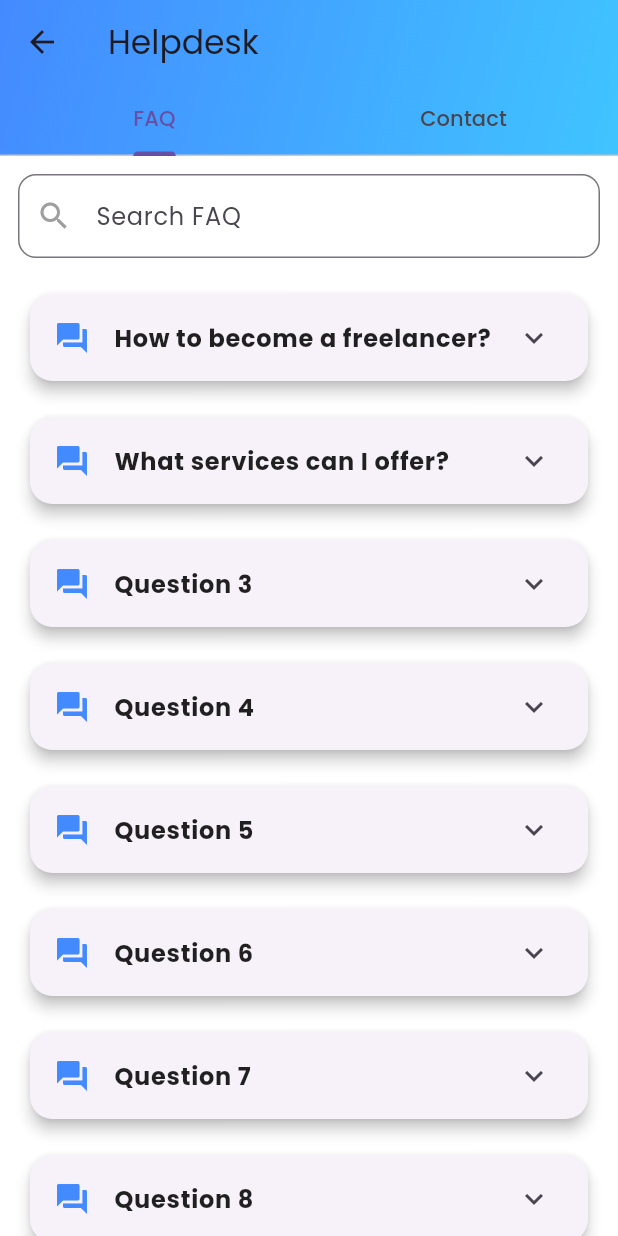
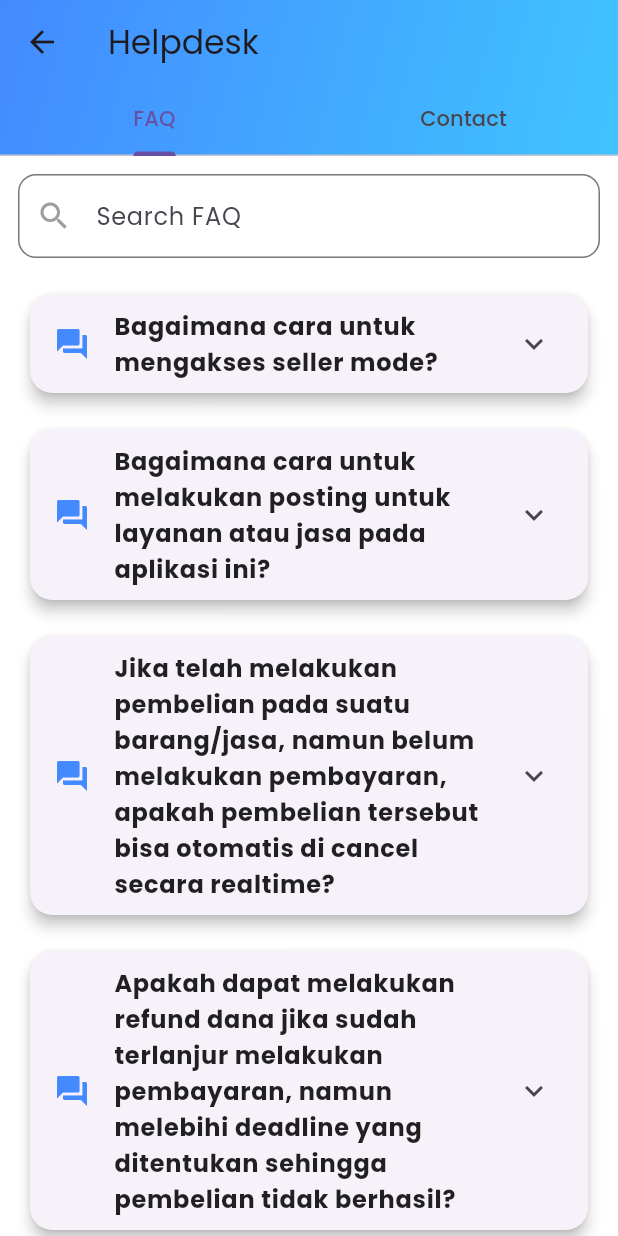
Before and after one commit to SeanAlden/freelancer-app-clone, a Flutter app: the FaqPage screen opened directly, on a phone screen of 412 x 824 dp. Run offline on Flutter 3.47's test engine with Material 3 defaults, Android fonts, the light colour scheme and no system bars; our stand-ins replace carousel_slider, dio, dropdown_button2, expandable_text, file_picker, flutter_countdown_timer and 15 more; missing offline and left inert: contentsize_tabbarview, google_maps_flutter_android, google_maps_flutter_platform_interface, map_location_picker, midtrans_sdk, omni_datetime_picker and 2 more; accounts and stored records are empty; network calls fail.

Commit message:
Week 10 Magang

```diff
--- a/lib/views/User/home_page.dart
+++ b/lib/views/User/home_page.dart
@@ -1519,54 +1519,24 @@ class FAQListView extends StatefulWidget {
 class _FAQListViewState extends State<FAQListView> {
   final List<Map<String, String>> faqData = [
     {
-      'question': 'How to become a freelancer?',
-      'answer':
-          'You can sign up on our platform and start applying for projects.',
+      'question': 'Bagaimana cara untuk mengakses seller mode?',
+      'answer': 'Menuju ke halaman profil, setelah itu menekan tombol seller mode. Jika sudah menekan tombol seller mode, lalu isikan data diri dengan mengikuti perintah pada tiap bagian.'
     },
     {
-      'question': 'What services can I offer?',
-      'answer':
-          'You can offer any services related to your skills such as writing, design, etc.',
+      'question': 'Bagaimana cara untuk melakukan posting untuk layanan atau jasa pada aplikasi ini?',
+      'answer': 'Setelah mengubah mode akun menjadi seller mode, Anda dapat melakukan posting jasa / layanan dengan menekan tombol "Add New Services".'
     },
     {
-      'question': 'Question 3',
-      'answer': 'Answer 3'
+      'question': 'Jika telah melakukan pembelian pada suatu barang/jasa, namun belum melakukan pembayaran, apakah pembelian tersebut bisa otomatis di cancel secara realtime?',
+      'answer': 'Iya, pembelian tersebut akan secara otomatis dibatalkan secara langsung jika pembayaran tidak dilakukan atau terlambat dilakukan.'
     },
     {
-      'question': 'Question 4',
-      'answer': 'Answer 4'
+      'question': 'Apakah dapat melakukan refund dana jika sudah terlanjur melakukan pembayaran, namun melebihi deadline yang ditentukan sehingga pembelian tidak berhasil?',
+      'answer': 'Fitur tersebut sedang dalam proses pengerjaan.'
     },
     {
-      'question': 'Question 5',
-      'answer': 'Answer 5'
-    },
-    {
-      'question': 'Question 6',
-      'answer': 'Answer 6'
-    },
-    {
-      'question': 'Question 7',
-      'answer': 'Answer 7'
-    },
-    {
-      'question': 'Question 8',
-      'answer': 'Answer 8'
-    },
-    {
-      'question': 'Question 9',
-      'answer': 'Answer 9'
-    },
-    {
-      'question': 'Question 10',
-      'answer': 'Answer 10'
-    },
-    {
-      'question': 'Question 11',
-      'answer': 'Answer 11'
-    },
-    {
-      'question': 'Question 12',
-      'answer': 'Answer 12'
+      'question': 'Bagaimana cara untuk melihat detail dari setiap list berita?',
+      'answer': 'Dengan menekan gambar berita yang dituju, maka Anda akan menuju pada halaman detail, dan Anda dapat membuka halaman web/url dengan menekan tombol "Read Full Article".'
     },
   ];
 
@@ -1658,13 +1628,11 @@ class _ContactListViewState extends State<ContactListView> {
     {
       'type': 'WhatsApp',
       'info': '+1234567890 (Freelancer Support)',
-      // 'icon': Icons.message,
       'icon': 'assets/icons/whatsapp.png',
     },
     {
       'type': 'Email',
       'info': 'support@freelancer.com',
-      // 'icon': Icons.email,
       'icon': 'assets/icons/email.png',
     },
   ];
```
